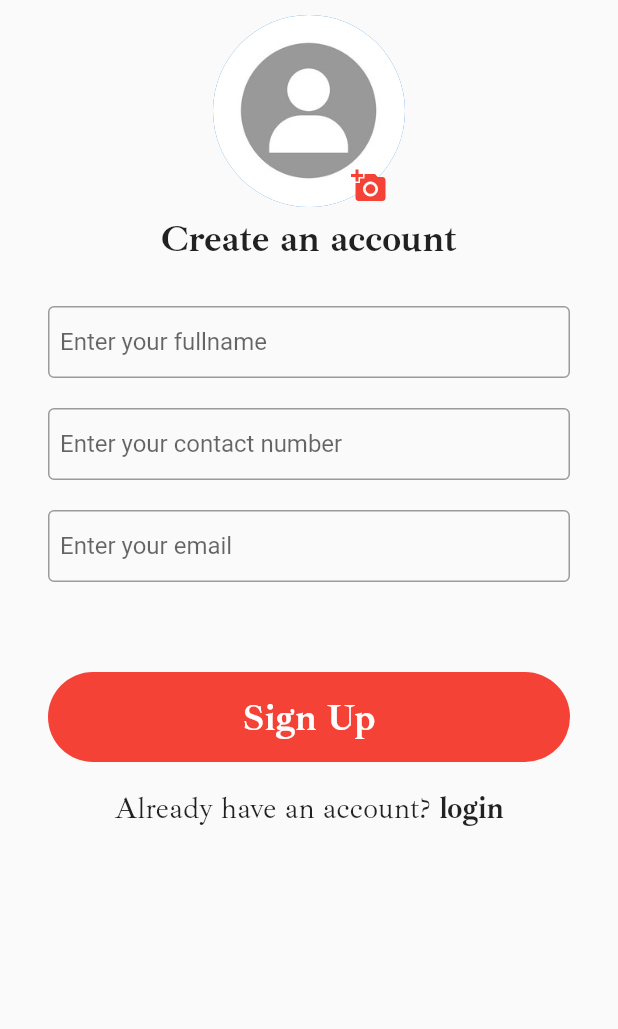
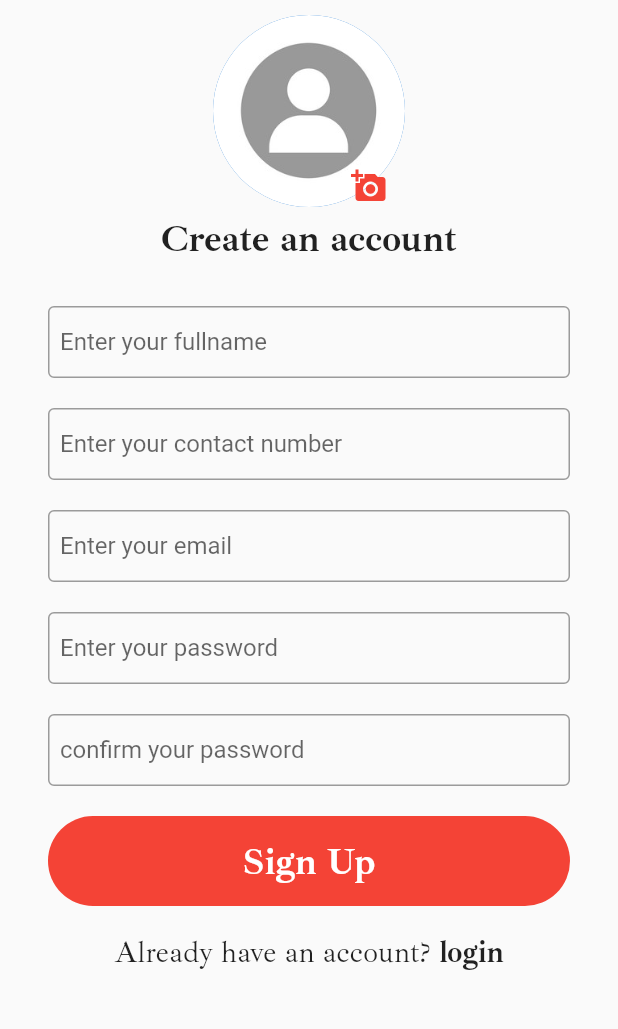
Before and after one commit to pranaygali/cinemaFinderFlutter, a Flutter app: the screen it shows after launch, after a tap on "Sign up", on a phone screen of 412 x 824 dp, the part 105-1134 px from its top. Run offline on Flutter 3.47's test engine with Material 2 defaults, Android fonts, the phone set to English and light mode, and no system bars; our stand-ins replace cloud_firestore, firebase_auth, firebase_core, firebase_storage, image_picker; accounts and stored records are empty.

Commit message:
update commit

```diff
--- a/lib/authentication/authMethods.dart
+++ b/lib/authentication/authMethods.dart
@@ -46,8 +46,8 @@ class AuthMethods {
           'uid': userDetails.user!.uid,
           'contactNumber': contactNumber,
           'email': email,
-          'password': password,
-          'confirmPassword': confirmPassword,
+          // 'password': password,
+          // 'confirmPassword': confirmPassword,
           //  'photoUrl': photoUrl,
         });
         res = "signup success";
--- a/lib/authentication/signUp.dart
+++ b/lib/authentication/signUp.dart
@@ -209,12 +209,12 @@ class _createAcountState extends State<createAcount> {
                 //   obscureText: true,
                 // ),
 
-                // textFields(
-                //   textEditingController: passwordController,
-                //   labalText: 'Enter your password',
-                //   textInputType: TextInputType.text,
-                //   isObscure: true,
-                // ),
+                textFields(
+                  textEditingController: passwordController,
+                  labalText: 'Enter your password',
+                  textInputType: TextInputType.text,
+                  isObscure: true,
+                ),
                 SizedBox(
                   height: 20,
                 ),
@@ -238,12 +238,12 @@ class _createAcountState extends State<createAcount> {
                 //   keyboardType: TextInputType.text,
                 //   obscureText: true,
                 // ),
-                // textFields(
-                //   textEditingController: confirmPasswordController,
-                //   labalText: 'confirm your password',
-                //   textInputType: TextInputType.text,
-                //   isObscure: true,
-                // ),
+                textFields(
+                  textEditingController: confirmPasswordController,
+                  labalText: 'confirm your password',
+                  textInputType: TextInputType.text,
+                  isObscure: true,
+                ),
                 SizedBox(
                   height: 20,
                 ),
--- a/lib/main.dart
+++ b/lib/main.dart
@@ -7,6 +7,9 @@ import 'package:firebase_auth/firebase_auth.dart';
 import 'package:flutter/material.dart';
 import 'package:cinemafinder/welcomeScreens/dashBoard.dart';
 import 'package:firebase_core/firebase_core.dart';
+
+import 'package:cloud_firestore/cloud_firestore.dart';
+import 'package:firebase_auth/firebase_auth.dart';
 
 void main() async {
   WidgetsFlutterBinding.ensureInitialized();
@@ -22,6 +25,27 @@ class cinemaFinder extends StatefulWidget {
 }
 
 class _cinemaFinderState extends State<cinemaFinder> {
+  String fullName = "";
+
+  @override
+  void initState() {
+    super.initState();
+    getUserDetails();
+  }
+
+  void getUserDetails() async {
+    DocumentSnapshot snap = await FirebaseFirestore.instance
+        .collection('users')
+        .doc(FirebaseAuth.instance.currentUser!.uid)
+        .get();
+
+    print(snap.data());
+
+    setState(() {
+      fullName = (snap.data() as Map<String, dynamic>)['fullName'];
+    });
+  }
+
   @override
   Widget build(BuildContext context) {
     return MaterialApp(
@@ -33,9 +57,22 @@ class _cinemaFinderState extends State<cinemaFinder> {
             // if (snapshot.hasData) {
             //   return movieHomeScreen();
             // }
-            if (snapshot.hasData) {
-              return loginAcount();
-            } else if (snapshot.hasError) {
+            if (snapshot.hasData && fullName == "ADMIN") {
+              print('fullName');
+            }
+            else if (snapshot.hasData) {
+              return movieHomeScreen();
+            }
+
+            // if (snapshot.hasData && fullName == "ADMIN") {
+            //   print(fullName);
+            //   if (fullName == "ADMIN") {
+            //     return adminHomeScreen();
+            //   } else{
+            //     return loginAcount();
+            //   }
+            // }
+            else if (snapshot.hasError) {
               return Center(
                 child: Text('${snapshot.error}'),
               );
```
Also changed, not shown: lib/admin/adminHome.dart (+7 -1 lines), lib/authentication/loginUI.dart (+24 -2 lines).
